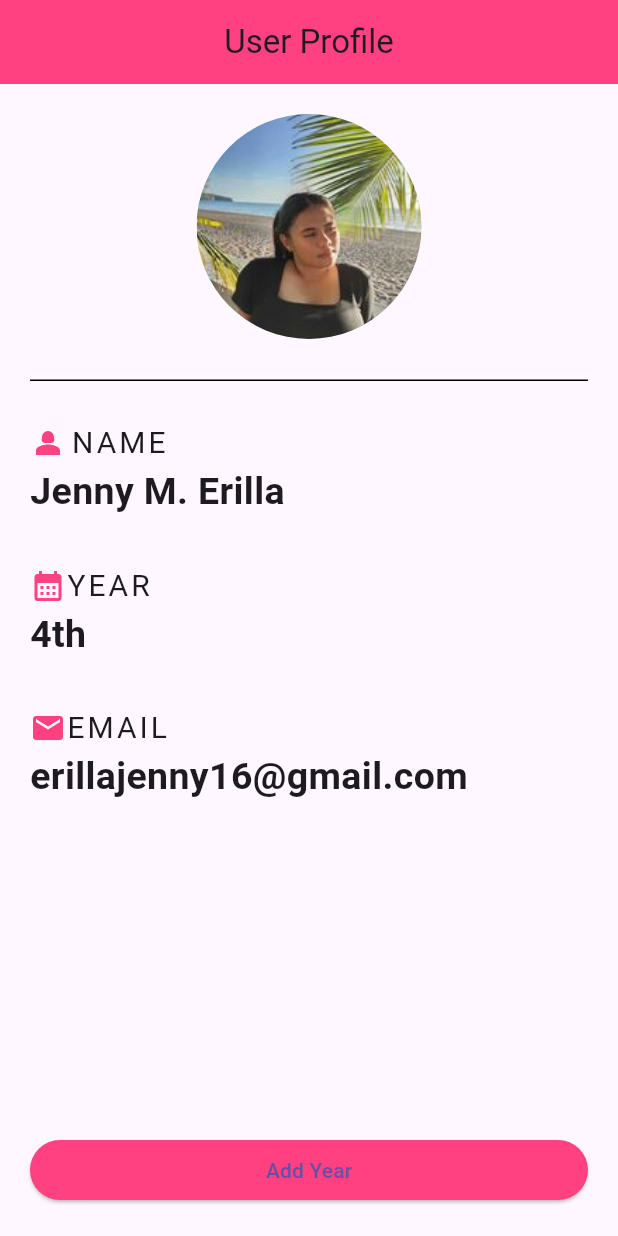
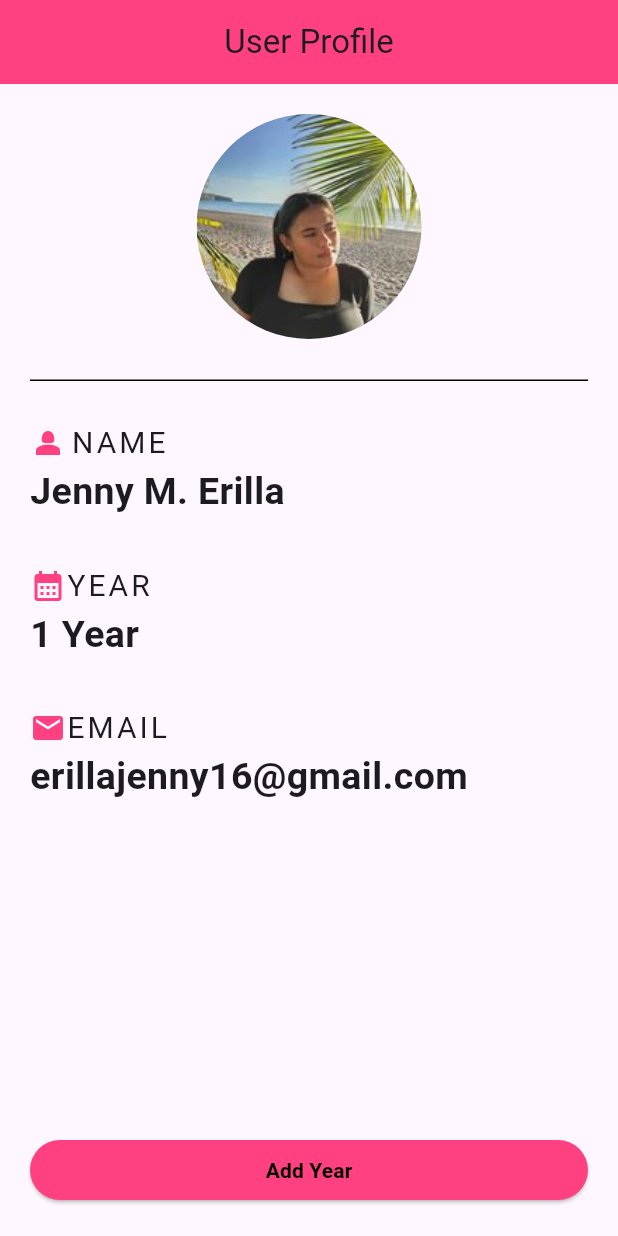
Before and after one commit to jennyerilla02/frontweunis, a Flutter app: the screen it shows after launch, after a tap on "Add Year", on a phone screen of 412 x 824 dp. Run offline on Flutter 3.47's test engine with Material 3 defaults, Android fonts, the phone set to English and light mode, and no system bars.

```diff
--- a/lib/home.dart
+++ b/lib/home.dart
@@ -1,7 +1,14 @@
 import 'package:flutter/material.dart';
 
-class Home extends StatelessWidget {
+class Home extends StatefulWidget {
   const Home({super.key});
+
+  @override
+  State<Home> createState() => _HomeState();
+}
+
+class _HomeState extends State<Home> {
+  int year = 0;
 
   @override
   Widget build(BuildContext context) {
@@ -28,7 +35,7 @@ class Home extends StatelessWidget {
                           width: 500.0,
                         ),
                       ),
-                      radius: 75.0),
+                          radius: 75.0),
                 ),
                 Divider(
                   height: 55.0,
@@ -76,7 +83,7 @@ class Home extends StatelessWidget {
                   ],
                 ),
                 Text(
-                  '4th',
+                  '$year Year',
                   style: TextStyle(
                     fontWeight: FontWeight.bold,
                     fontSize: 25.0,
@@ -111,8 +118,17 @@ class Home extends StatelessWidget {
               crossAxisAlignment: CrossAxisAlignment.stretch,
               children: [
                 ElevatedButton(
-                  onPressed: () {},
-                  child: Text('Add Year'),
+                  onPressed: () {
+                    setState(() {
+                      year += 1;
+                    });
+                  },
+                  child: Text('Add Year',
+                  style: TextStyle(
+                    color: Colors.black,
+                    fontWeight: FontWeight.bold,
+                  ),
+                  ),
                   style: ButtonStyle(
                       backgroundColor:
                           WidgetStateProperty.all(Colors.pinkAccent)),
```
